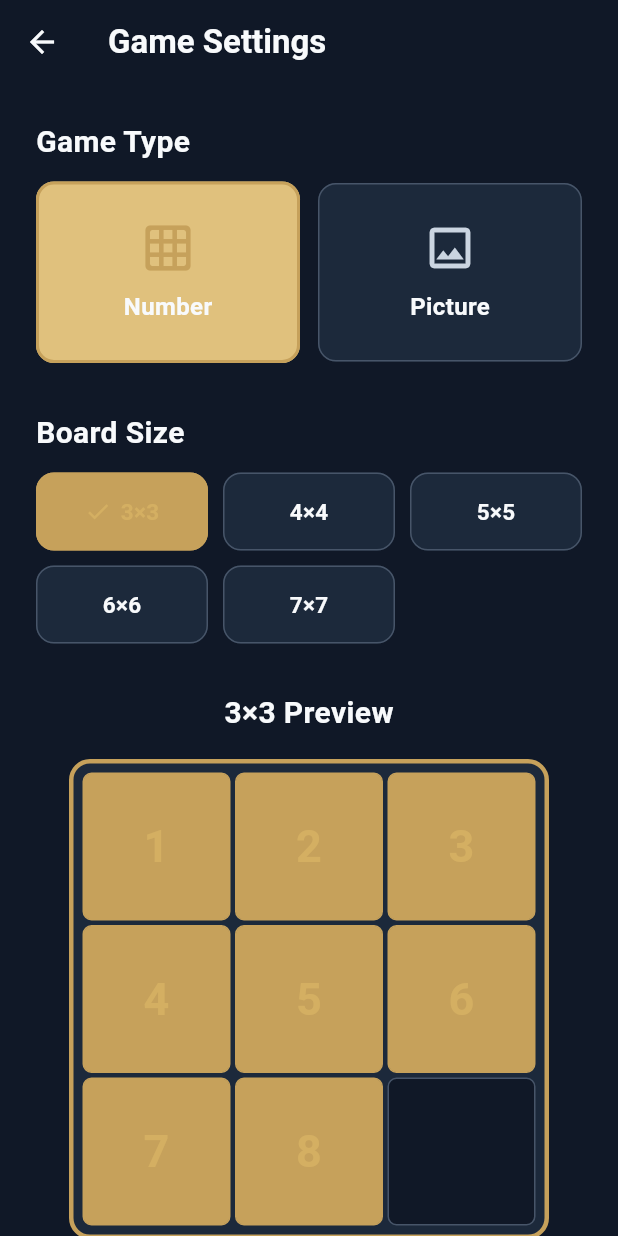
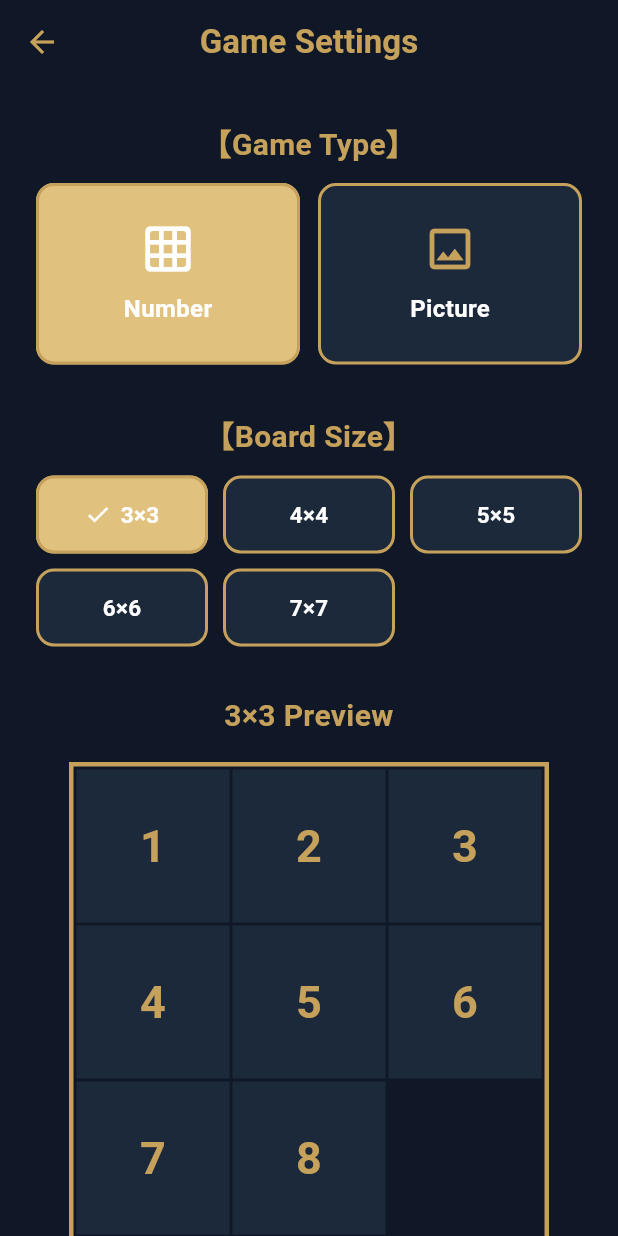
Before and after one commit to matsuda-valueapps/slide-puzzle-app-flutter, a Flutter app: the screen it shows after launch, after a tap on "New Game", on a phone screen of 412 x 824 dp. Run offline on Flutter 3.47's test engine with Material 3 defaults, Android fonts, the phone set to English and light mode, and no system bars; our stand-ins replace shared_preferences.

Commit message:
Improve game settings preview tile spacing and styling

```diff
--- a/lib/pages/game_select_page.dart
+++ b/lib/pages/game_select_page.dart
@@ -74,16 +74,19 @@ class _GameSelectPageState extends State<GameSelectPage> {
       backgroundColor: AppColors.background,
       appBar: AppBar(
         backgroundColor: AppColors.background,
-        foregroundColor: AppColors.textPrimary,
+        foregroundColor: AppColors.primary,
         elevation: 0,
+        centerTitle: true,
         title: const Text(
           'Game Settings',
           style: TextStyle(
             fontWeight: FontWeight.bold,
+            color: AppColors.primary,
           ),
         ),
         leading: IconButton(
           icon: const Icon(Icons.arrow_back),
+          color: AppColors.primary,
           onPressed: widget.onBack ??
               () => Navigator.of(context).maybePop(),
         ),
@@ -100,7 +103,7 @@ class _GameSelectPageState extends State<GameSelectPage> {
                 crossAxisAlignment: CrossAxisAlignment.stretch,
                 children: [
                   // Game Type
-                  _buildSectionTitle('Game Type'),
+                  _buildSectionTitle('【Game Type】'),
                   const SizedBox(height: 12),
                   Row(
                     children: [
@@ -136,7 +139,7 @@ class _GameSelectPageState extends State<GameSelectPage> {
                   const SizedBox(height: 32),
 
                   // Board Size
-                  _buildSectionTitle('Board Size'),
+                  _buildSectionTitle('【Board Size】'),
                   const SizedBox(height: 12),
                   LayoutBuilder(
                     builder: (context, constraints) {
@@ -188,7 +191,7 @@ class _GameSelectPageState extends State<GameSelectPage> {
                     const SizedBox(height: 32),
 
                     // Pattern
-                    _buildSectionTitle('Pattern'),
+                    _buildSectionTitle('【Pattern】'),
                     const SizedBox(height: 12),
                     LayoutBuilder(
                       builder: (context, constraints) {
@@ -260,7 +263,7 @@ class _GameSelectPageState extends State<GameSelectPage> {
   }) {
     return Material(
       color: isSelected
-          ? AppColors.primary
+          ? AppColors.primaryLight
           : AppColors.cardBackground,
       borderRadius: BorderRadius.circular(12),
       child: InkWell(
@@ -271,10 +274,8 @@ class _GameSelectPageState extends State<GameSelectPage> {
           decoration: BoxDecoration(
             borderRadius: BorderRadius.circular(12),
             border: Border.all(
-              color: isSelected
-                  ? AppColors.primary
-                  : AppColors.border,
-              width: isSelected ? 2 : 1,
+              color: AppColors.primary,
+              width: 2,
             ),
           ),
           alignment: Alignment.center,
@@ -283,10 +284,10 @@ class _GameSelectPageState extends State<GameSelectPage> {
             mainAxisSize: MainAxisSize.min,
             children: [
               if (isSelected) ...[
-                Icon(
+                const Icon(
                   Icons.check,
                   size: 18,
-                  color: AppColors.buttonText,
+                  color: Colors.white,
                 ),
                 const SizedBox(width: 6),
               ],
@@ -294,12 +295,10 @@ class _GameSelectPageState extends State<GameSelectPage> {
                 child: Text(
                   '$size×$size',
                   maxLines: 1,
-                  style: TextStyle(
+                  style: const TextStyle(
                     fontSize: 15,
                     fontWeight: FontWeight.bold,
-                    color: isSelected
-                        ? AppColors.buttonText
-                        : AppColors.textPrimary,
+                    color: Colors.white,
                   ),
                 ),
               ),
@@ -318,7 +317,7 @@ class _GameSelectPageState extends State<GameSelectPage> {
   }) {
     return Material(
       color: isSelected
-          ? AppColors.primary
+          ? AppColors.primaryLight
           : AppColors.cardBackground,
       borderRadius: BorderRadius.circular(12),
       child: InkWell(
@@ -328,10 +327,8 @@ class _GameSelectPageState extends State<GameSelectPage> {
           decoration: BoxDecoration(
             borderRadius: BorderRadius.circular(12),
             border: Border.all(
-              color: isSelected
-                  ? AppColors.primary
-                  : AppColors.border,
-              width: isSelected ? 2 : 1,
+              color: AppColors.primary,
+              width: 2,
             ),
           ),
           alignment: Alignment.center,
@@ -340,10 +337,10 @@ class _GameSelectPageState extends State<GameSelectPage> {
             mainAxisSize: MainAxisSize.min,
             children: [
               if (isSelected) ...[
-                Icon(
+                const Icon(
                   Icons.check,
                   size: 18,
-                  color: AppColors.buttonText,
+                  color: Colors.white,
                 ),
                 const SizedBox(width: 6),
               ],
@@ -352,12 +349,10 @@ class _GameSelectPageState extends State<GameSelectPage> {
                   _patternLabel(pattern),
                   maxLines: 1,
                   overflow: TextOverflow.ellipsis,
-                  style: TextStyle(
+                  style: const TextStyle(
                     fontSize: 15,
                     fontWeight: FontWeight.bold,
-                    color: isSelected
-                        ? AppColors.buttonText
-                        : AppColors.textPrimary,
+                    color: Colors.white,
                   ),
                 ),
               ),
@@ -376,10 +371,11 @@ class _GameSelectPageState extends State<GameSelectPage> {
       children: [
         Text(
           '$_selectedBoardSize×$_selectedBoardSize Preview',
+          textAlign: TextAlign.center,
           style: const TextStyle(
             fontSize: 20,
             fontWeight: FontWeight.bold,
-            color: AppColors.textPrimary,
+            color: AppColors.primary,
           ),
         ),
         const SizedBox(height: 16),
@@ -389,8 +385,9 @@ class _GameSelectPageState extends State<GameSelectPage> {
                 .clamp(0.0, 320.0)
                 .toDouble();
 
-            final tileSpacing = _selectedBoardSize >= 6 ? 2.0 : 3.0;
-            final boardPadding = _selectedBoardSize >= 6 ? 4.0 : 6.0;
+            // ゲームプレイ画面と同じ間隔・内側余白
+            const double tileSpacing = 2.0;
+            const double boardPadding = 2.0;
 
             final tileFontSize =
                 (_selectedBoardSize <= 3 ? 30.0 : 26.0) /
@@ -400,10 +397,10 @@ class _GameSelectPageState extends State<GameSelectPage> {
               child: Container(
                 width: boardWidth,
                 height: boardWidth,
-                padding: EdgeInsets.all(boardPadding),
+                padding: const EdgeInsets.all(boardPadding),
                 decoration: BoxDecoration(
-                  color: AppColors.cardBackground,
-                  borderRadius: BorderRadius.circular(14),
+                  color: AppColors.background,
+                  borderRadius: BorderRadius.zero,
                   border: Border.all(
                     color: AppColors.primary,
                     width: 3,
@@ -428,15 +425,8 @@ class _GameSelectPageState extends State<GameSelectPage> {
                       decoration: BoxDecoration(
                         color: isBlank
                             ? AppColors.background
-                            : AppColors.primary,
-                        borderRadius: BorderRadius.circular(
-                          _selectedBoardSize >= 6 ? 3 : 6,
-                        ),
-                        border: Border.all(
-                          color: isBlank
-                              ? AppColors.border
-                              : AppColors.primary,
-                        ),
+                            : AppColors.cardBackground,
+                        borderRadius: BorderRadius.zero,
                       ),
                       alignment: Alignment.center,
                       child: isBlank
@@ -448,7 +438,7 @@ class _GameSelectPageState extends State<GameSelectPage> {
                                 style: TextStyle(
                                   fontSize: tileFontSize,
                                   fontWeight: FontWeight.bold,
-                                  color: AppColors.buttonText,
+                                  color: AppColors.primary,
                                 ),
                               ),
                             ),
@@ -462,10 +452,11 @@ class _GameSelectPageState extends State<GameSelectPage> {
         const SizedBox(height: 10),
         Text(
           _patternLabel(_selectedPattern),
+          textAlign: TextAlign.center,
           style: const TextStyle(
             fontSize: 20,
             fontWeight: FontWeight.bold,
-            color: AppColors.textPrimary,
+            color: AppColors.primary,
           ),
         ),
       ],
@@ -476,10 +467,11 @@ class _GameSelectPageState extends State<GameSelectPage> {
   Widget _buildSectionTitle(String title) {
     return Text(
       title,
+      textAlign: TextAlign.center,
       style: const TextStyle(
         fontSize: 20,
         fontWeight: FontWeight.bold,
-        color: AppColors.textPrimary,
+        color: AppColors.primary,
       ),
     );
   }
@@ -507,10 +499,8 @@ class _GameSelectPageState extends State<GameSelectPage> {
           decoration: BoxDecoration(
             borderRadius: BorderRadius.circular(12),
             border: Border.all(
-              color: isSelected
-                  ? AppColors.primary
-                  : AppColors.border,
-              width: isSelected ? 2 : 1,
+              color: AppColors.primary,
+              width: 2,
             ),
           ),
           child: Column(
@@ -519,8 +509,8 @@ class _GameSelectPageState extends State<GameSelectPage> {
                 icon,
                 size: 36,
                 color: isSelected
-                    ? AppColors.primary
-                    : AppColors.textSecondary,
+                    ? Colors.white
+                    : AppColors.primary,
               ),
               const SizedBox(height: 10),
               Text(
@@ -528,7 +518,7 @@ class _GameSelectPageState extends State<GameSelectPage> {
                 style: const TextStyle(
                   fontSize: 16,
                   fontWeight: FontWeight.bold,
-                  color: AppColors.textPrimary,
+                  color: Colors.white,
                 ),
               ),
             ],
```
